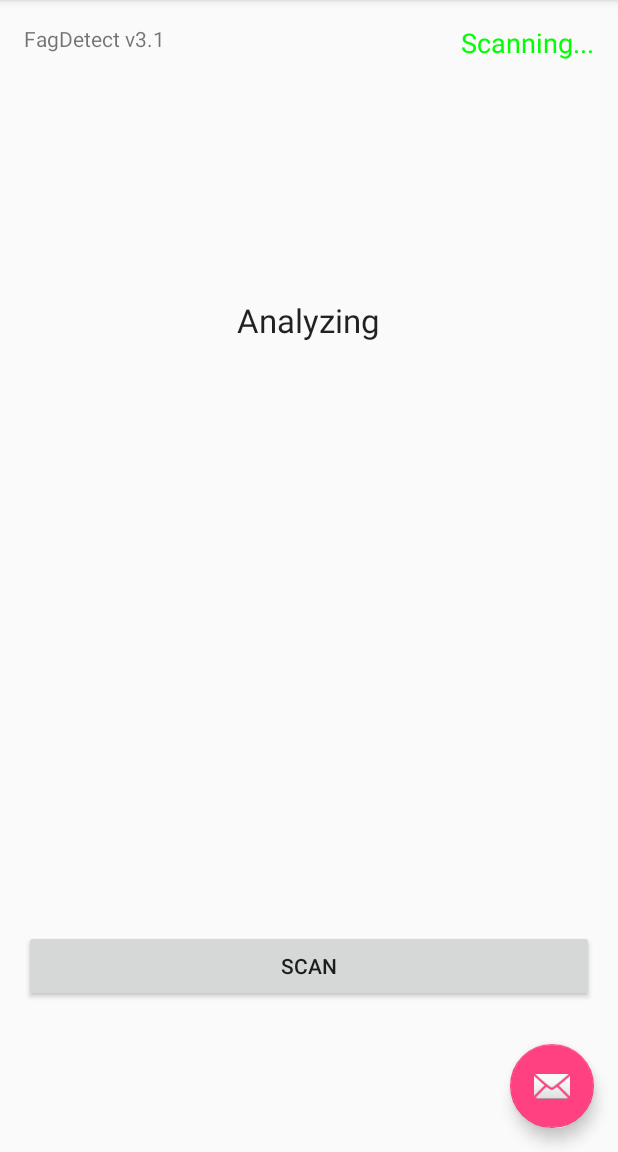
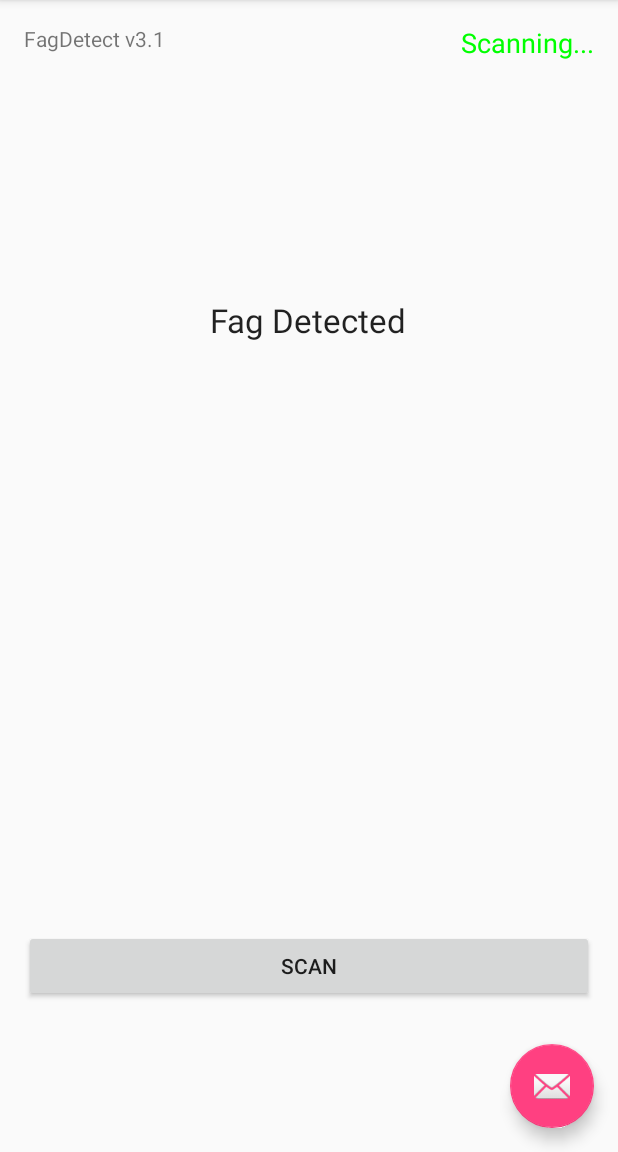
Before and after one commit to Asphyxi/Project-4, an Android app: the screen it shows after launch (MainActivity), after a tap on "SCAN", on a phone screen of 412 x 824 dp, the part 84-1236 px from its top. Run offline under Robolectric (Android 15) with nearby library versions, the phone set to English and light mode, and no system bars.

```diff
--- a/app/src/main/java/com/example/dennis/myapplication/MainActivity.java
+++ b/app/src/main/java/com/example/dennis/myapplication/MainActivity.java
@@ -99,6 +99,8 @@ public class MainActivity extends AppCompatActivity {
         while(System.currentTimeMillis() -  Time < 2000){};
         middletext.setText("Analyzing");
         while(System.currentTimeMillis() -  Time < 3000){};
+        middletext.setText("Fag Detected");
+        while(System.currentTimeMillis() -  Time < 3000){};
 
     }
 }
```
